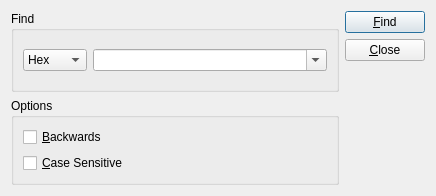
First picture: the form in searchdialog.ui, repository pjrinaldi/wombatforensics, before the edit.
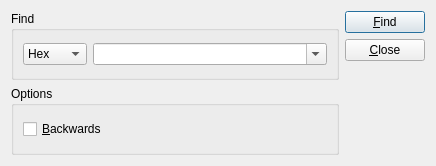
Second picture: the form after the edit. Icons and pictures are not drawn.

Commit message: searchdialog is working

Patch:
```diff
--- a/searchdialog.ui
+++ b/searchdialog.ui
@@ -7,7 +7,7 @@
     <x>0</x>
     <y>0</y>
     <width>436</width>
-    <height>196</height>
+    <height>166</height>
    </rect>
   </property>
   <property name="windowTitle">
@@ -69,13 +69,6 @@
           </property>
          </widget>
         </item>
-        <item>
-         <widget class="QCheckBox" name="cbCase">
-          <property name="text">
-           <string>&amp;Case Sensitive</string>
-          </property>
-         </widget>
-        </item>
        </layout>
       </widget>
      </item>
```
Left out of the diff: 1 changed line with no effect on the pictures. The commit also changes 4 other files.
